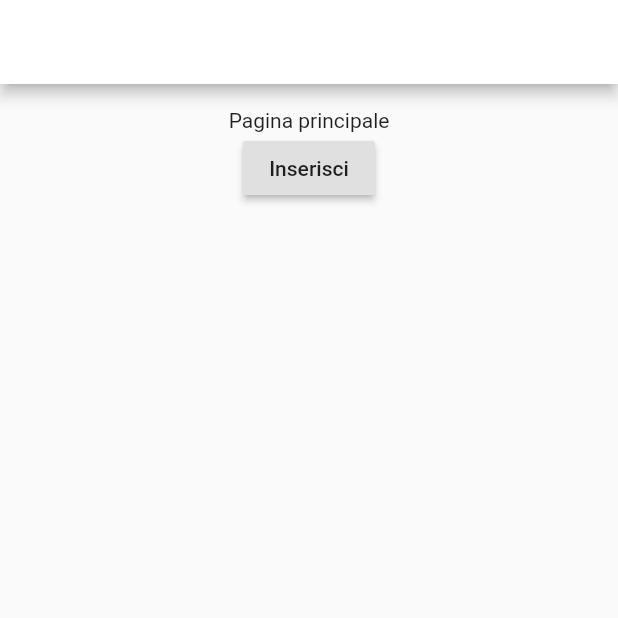
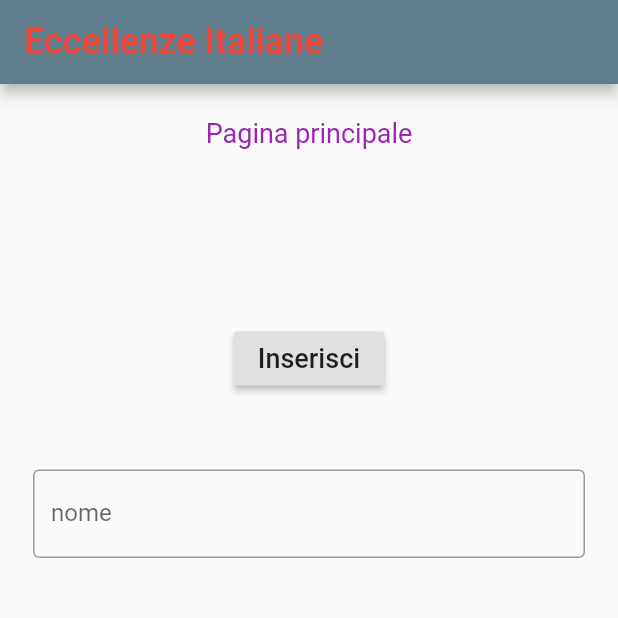
Before and after one commit to daniele10529/eccellenze_italiane, a Flutter app: the screen it shows after launch, after a tap on "Inserisci", on a phone screen of 412 x 824 dp, the top half of it. Run offline on Flutter 3.47's test engine with Material 2 defaults, Android fonts, the phone set to English and light mode, and no system bars.

Commit message:
Primo esmpio dell'app

```diff
--- a/lib/main.dart
+++ b/lib/main.dart
@@ -1,3 +1,6 @@
+import 'package:flutter/cupertino.dart';
+import 'package:flutter/material.dart';
+
 import 'package:flutter/material.dart';
 
 void main() => runApp(MyApp());
@@ -15,36 +18,73 @@ class MyApp extends StatelessWidget {
 class First_page extends StatefulWidget{
   @override
   State<StatefulWidget> createState() {
-    return my_content();
+    return _my_content();
   }
 }
 
-class my_content extends State<First_page>{
+class _my_content extends State<First_page>{
 
+  String nome = "";
   String titolo = "Eccellenze Italiane";
+  TextEditingController contrNome = new TextEditingController();
+
   @override
   Widget build(BuildContext context) {
     return new Scaffold(
       appBar: new AppBar(
-        title: new Text(this.titolo),
-        backgroundColor: Colors.white,
+        title: new Text(this.titolo,
+         style: TextStyle(color: Colors.red,fontSize: 24),
+        ),
+        backgroundColor: Colors.blueGrey,
       ),
       body: new Container(
-        padding: const EdgeInsets.all(16.0),
+        padding: const EdgeInsets.all(22.0),
         child: new Column(
           children: <Widget>[
             new Center(
-              child: Text("Pagina principale"),
+              child: Text("Pagina principale",
+                style: TextStyle(color: Colors.purple,fontSize: 18),
+              ),
             ),
-            new RaisedButton(
-                child: Text("Inserisci"),
-                onPressed: (){
-                    print("Hai premuto il bottone");
-                }
+            new Center(
+              child: Text(this.nome),
+            ),
+            new Center(
+              child:  new Container(
+                  padding: EdgeInsets.only(top: 100),
+                  child:
+                   new RaisedButton(
+                       child: Text("Inserisci",
+                       style: TextStyle(color: Colors.black87,fontSize: 18),
+                    ),
+                    onPressed: (){
+                         _aseegnanome();
+                    }
+                   )
+              ),
+            ),
+            new Container(
+              padding: const EdgeInsets.only(top: 50),
+              child: Align(
+                alignment: Alignment.bottomCenter,
+                child: new TextField(
+                     controller: contrNome,
+                     decoration: InputDecoration(
+                        border: OutlineInputBorder(),
+                        labelText: "nome",
+                  ),
+                ),
+              ),
             ),
           ],
         ),
       ),
     );
   }
+
+  void _aseegnanome(){
+    setState(() {
+       nome = contrNome.text;
+    });
+  }
 }
```
